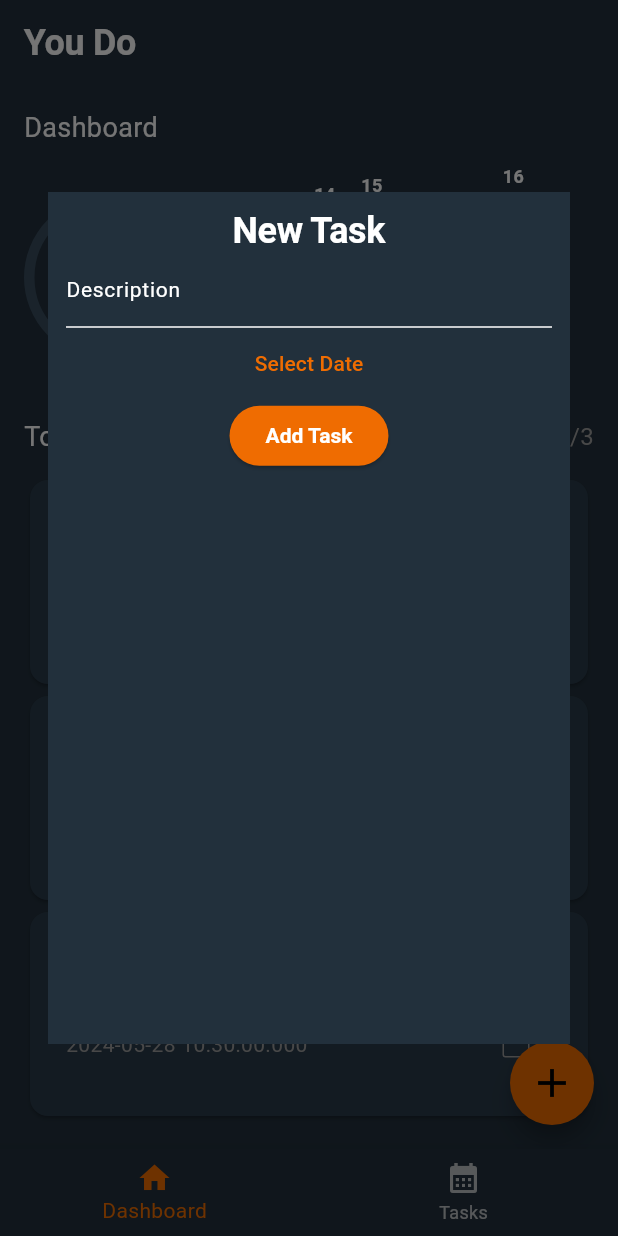
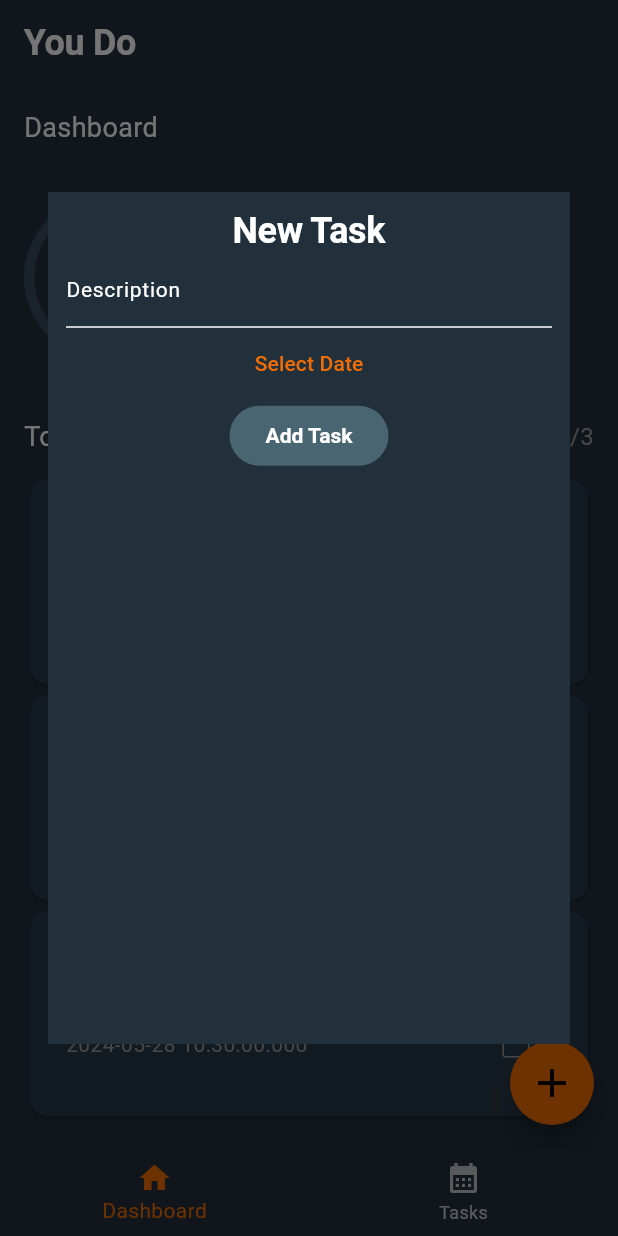
Before and after one commit to Dustindyn/to_do_app, a Flutter app: the screen it shows after launch, after a tap on the "close" icon, after a tap on the "add" icon, on a phone screen of 412 x 824 dp. Run offline on Flutter 3.47's test engine with Material 3 defaults, Android fonts, the phone set to English and light mode, and no system bars; drawn by our look-alikes of fl_chart, percent_indicator; our stand-ins replace flutter_bloc, freezed_annotation, go_router; missing offline and left inert: animated_line_through; generated files the repository leaves out were written again.

Commit message:
Use real data for weekly chart and some code quality improvements

```diff
--- a/lib/l10n/app_en.arb
+++ b/lib/l10n/app_en.arb
@@ -2,5 +2,9 @@
     "app_title": "You Do",
     "daily_tasks": "Todays Tasks",
     "dashboard": "Dashboard",
-    "tasks": "Tasks"
+    "tasks": "Tasks",
+    "add_task_new_task": "New Task",
+    "add_task_description": "Description",
+    "add_task_hint": "Enter task description",
+    "add_task_submit": "Add Task"
 }
--- a/lib/src/core/helpers/datetime_helpers.dart
+++ b/lib/src/core/helpers/datetime_helpers.dart
@@ -1,4 +1,16 @@
 extension DateHelpers on DateTime {
+  bool get isSameWeekAsToday {
+    final now = DateTime.now();
+    final firstDayOfThisWeek = now.subtract(Duration(days: weekday - 1));
+    final lastDayOfThisWeek = now.add(Duration(days: 7 - weekday));
+    return now.isAfter(firstDayOfThisWeek.subtract(
+          const Duration(days: 1),
+        )) &&
+        now.isBefore(lastDayOfThisWeek.add(
+          const Duration(days: 1),
+        ));
+  }
+
   bool get isToday {
     final now = DateTime.now();
     return now.day == day && now.month == month && now.year == year;
--- a/lib/src/core/tasks/widgets/add_task_dialog.dart
+++ b/lib/src/core/tasks/widgets/add_task_dialog.dart
@@ -1,12 +1,19 @@
 import 'package:flutter/material.dart';
 import 'package:flutter_bloc/flutter_bloc.dart';
+import 'package:you_do/l10n/context_text_extension.dart';
 import 'package:you_do/src/core/tasks/blocs/tasks_cubit.dart';
 import 'package:you_do/src/core/theme/theme_extension.dart';
 
-class AddTaskDialog extends StatelessWidget {
-  AddTaskDialog({super.key});
+class AddTaskDialog extends StatefulWidget {
+  const AddTaskDialog({super.key});
 
+  @override
+  State<AddTaskDialog> createState() => _AddTaskDialogState();
+}
+
+class _AddTaskDialogState extends State<AddTaskDialog> {
   DateTime? _selectedDate;
+
   String? _description;
 
   @override
@@ -20,29 +27,36 @@ class AddTaskDialog extends StatelessWidget {
           padding: const EdgeInsets.all(12.0),
           child: Column(
             children: [
-              Text("New Task", style: context.theme.textTheme.displayLarge),
+              Text(context.texts.add_task_new_task,
+                  style: context.theme.textTheme.displayLarge),
               TextField(
-                onChanged: (value) => _description = value,
-                decoration: const InputDecoration(
-                  labelText: "Description",
-                  hintText: "Enter task description",
+                onChanged: (value) => setState(() {
+                  _description = value;
+                }),
+                decoration: InputDecoration(
+                  labelText: context.texts.add_task_description,
+                  hintText: context.texts.add_task_hint,
                 ),
               ),
               TextButton(
-                onPressed: () => _getDate(context),
+                onPressed: () => setState(() {
+                  _getDate(context);
+                }),
                 child: const Text("Select Date"),
               ),
               ElevatedButton(
-                onPressed: () {
-                  context.read<TasksCubit>().addTask(
-                        description: _description!,
-                        dueDate: _selectedDate!,
-                      );
-                  Navigator.of(context).pop();
-                },
-                child: const Text(
-                  "Add Task",
-                  style: TextStyle(color: Colors.white),
+                onPressed: _description != null && _selectedDate != null
+                    ? () {
+                        context.read<TasksCubit>().addTask(
+                              description: _description!,
+                              dueDate: _selectedDate!,
+                            );
+                        Navigator.of(context).pop();
+                      }
+                    : null,
+                child: Text(
+                  context.texts.add_task_submit,
+                  style: const TextStyle(color: Colors.white),
                 ),
               )
             ],
--- a/lib/src/core/theme/theme.dart
+++ b/lib/src/core/theme/theme.dart
@@ -6,11 +6,19 @@ var theme = ThemeData(
     secondary: const Color(0xffef6c01),
   ),
   primaryColor: const Color(0xffef6c01),
+  hintColor: const Color(0xffff7300),
   //cardColor: const Color(0xff23374a),
   scaffoldBackgroundColor: const Color(0xff22303c),
   elevatedButtonTheme: ElevatedButtonThemeData(
     style: ButtonStyle(
-      backgroundColor: WidgetStateProperty.all(const Color(0xffef6c01)),
+      backgroundColor: WidgetStateProperty.resolveWith(
+        (states) {
+          if (states.contains(WidgetState.disabled)) {
+            return const Color(0xff4a6572);
+          }
+          return const Color(0xffef6c01);
+        },
+      ),
       textStyle: WidgetStateProperty.all(
         const TextStyle(
           color: Colors.white,
--- a/lib/src/features/dashboard/widgets/weekly_chart.dart
+++ b/lib/src/features/dashboard/widgets/weekly_chart.dart
@@ -1,13 +1,43 @@
 import 'package:fl_chart/fl_chart.dart';
 import 'package:flutter/material.dart';
+import 'package:flutter_bloc/flutter_bloc.dart';
+import 'package:you_do/src/core/helpers/datetime_helpers.dart';
+import 'package:you_do/src/core/tasks/blocs/tasks_cubit.dart';
+import 'package:you_do/src/core/tasks/models/task.dart';
 import 'package:you_do/src/core/theme/theme_extension.dart';
 
-class WeeklyChart extends StatelessWidget {
+class WeeklyChart extends StatefulWidget {
   const WeeklyChart({super.key});
 
-  //TODO: data im state oder so erzeugen und theme nutzen
+  @override
+  State<WeeklyChart> createState() => _WeeklyChartState();
+}
 
-  BarTouchData get barTouchData => BarTouchData(
+class _WeeklyChartState extends State<WeeklyChart> {
+  @override
+  Widget build(BuildContext context) {
+    return BlocBuilder<TasksCubit, List<Task>>(
+      builder: (context, state) {
+        return SizedBox(
+          width: 220,
+          height: 150,
+          child: BarChart(
+            BarChartData(
+              barTouchData: _getBarTouchData(),
+              titlesData: _getTitlesData(),
+              borderData: borderData,
+              barGroups: _getBarGroups(state),
+              gridData: const FlGridData(show: false),
+              alignment: BarChartAlignment.spaceAround,
+              maxY: 20,
+            ),
+          ),
+        );
+      },
+    );
+  }
+
+  BarTouchData _getBarTouchData() => BarTouchData(
         enabled: false,
         touchTooltipData: BarTouchTooltipData(
           getTooltipColor: (group) => Colors.transparent,
@@ -66,7 +96,7 @@ class WeeklyChart extends StatelessWidget {
     );
   }
 
-  FlTitlesData get titlesData => FlTitlesData(
+  FlTitlesData _getTitlesData() => FlTitlesData(
         show: true,
         bottomTitles: AxisTitles(
           sideTitles: SideTitles(
@@ -90,21 +120,25 @@ class WeeklyChart extends StatelessWidget {
         show: false,
       );
 
-  LinearGradient get _barsGradient => const LinearGradient(
+  LinearGradient get _barsGradient => LinearGradient(
         colors: [
-          Color(0xffef6c01),
-          Color(0xffff7300),
+          context.theme.primaryColorLight,
+          context.theme.hintColor,
         ],
         begin: Alignment.bottomCenter,
         end: Alignment.topCenter,
       );
 
-  List<BarChartGroupData> get barGroups => [
+  List<BarChartGroupData> _getBarGroups(List<Task> state) => [
         BarChartGroupData(
           x: 0,
           barRods: [
             BarChartRodData(
-              toY: 8,
+              toY: state
+                  .where((t) =>
+                      t.dueDate.isSameWeekAsToday && t.dueDate.weekday == 1)
+                  .length
+                  .toDouble(),
               gradient: _barsGradient,
             )
           ],
@@ -114,7 +148,11 @@ class WeeklyChart extends StatelessWidget {
           x: 1,
           barRods: [
             BarChartRodData(
-              toY: 10,
+              toY: state
+                  .where((t) =>
+                      t.dueDate.isSameWeekAsToday && t.dueDate.weekday == 2)
+                  .length
+                  .toDouble(),
               gradient: _barsGradient,
             )
           ],
@@ -124,7 +162,11 @@ class WeeklyChart extends StatelessWidget {
           x: 2,
           barRods: [
             BarChartRodData(
-              toY: 14,
+              toY: state
+                  .where((t) =>
+                      t.dueDate.isSameWeekAsToday && t.dueDate.weekday == 3)
+                  .length
+                  .toDouble(),
               gradient: _barsGradient,
             )
           ],
@@ -134,7 +176,11 @@ class WeeklyChart extends StatelessWidget {
           x: 3,
           barRods: [
             BarChartRodData(
-              toY: 15,
+              toY: state
+                  .where((t) =>
+                      t.dueDate.isSameWeekAsToday && t.dueDate.weekday == 4)
+                  .length
+                  .toDouble(),
               gradient: _barsGradient,
             )
           ],
@@ -144,7 +190,11 @@ class WeeklyChart extends StatelessWidget {
           x: 4,
           barRods: [
             BarChartRodData(
-              toY: 13,
+              toY: state
+                  .where((t) =>
+                      t.dueDate.isSameWeekAsToday && t.dueDate.weekday == 5)
+                  .length
+                  .toDouble(),
               gradient: _barsGradient,
             )
           ],
@@ -154,7 +204,11 @@ class WeeklyChart extends StatelessWidget {
           x: 5,
           barRods: [
             BarChartRodData(
-              toY: 10,
+              toY: state
+                  .where((t) =>
+                      t.dueDate.isSameWeekAsToday && t.dueDate.weekday == 6)
+                  .length
+                  .toDouble(),
               gradient: _barsGradient,
             )
           ],
@@ -164,30 +218,15 @@ class WeeklyChart extends StatelessWidget {
           x: 6,
           barRods: [
             BarChartRodData(
-              toY: 16,
+              toY: state
+                  .where((t) =>
+                      t.dueDate.isSameWeekAsToday && t.dueDate.weekday == 7)
+                  .length
+                  .toDouble(),
               gradient: _barsGradient,
             )
           ],
           showingTooltipIndicators: [0],
         ),
       ];
-
-  @override
-  Widget build(BuildContext context) {
-    return SizedBox(
-      width: 220,
-      height: 150,
-      child: BarChart(
-        BarChartData(
-          barTouchData: barTouchData,
-          titlesData: titlesData,
-          borderData: borderData,
-          barGroups: barGroups,
-          gridData: const FlGridData(show: false),
-          alignment: BarChartAlignment.spaceAround,
-          maxY: 20,
-        ),
-      ),
-    );
-  }
 }
```
